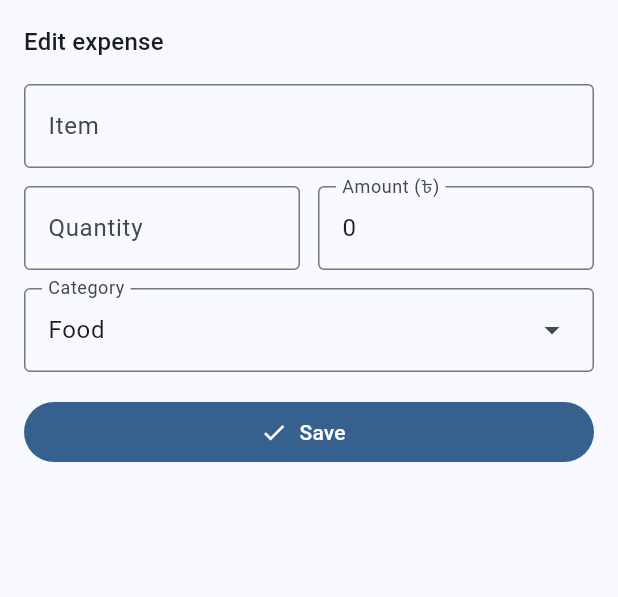
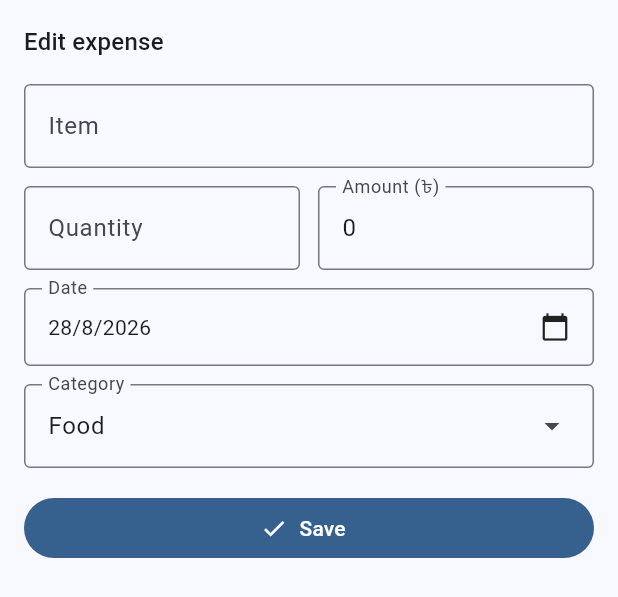
Before and after one commit to ssgalib/hishab, a Flutter app: the EditExpenseSheet widget shown alone on an empty page, opened directly with empty values, on a phone screen of 412 x 824 dp. Shown: the top 597 px of the screen. Run offline on Flutter 3.47's test engine with Material 3 defaults, Android fonts, the phone set to English and light mode, and no system bars; our stand-ins replace fl_chart, permission_handler, sqflite; accounts and stored records are empty.

Commit message:
Allow editing the expense date in the edit sheet

```diff
--- a/lib/widgets/edit_expense_sheet.dart
+++ b/lib/widgets/edit_expense_sheet.dart
@@ -27,6 +27,7 @@ class _EditExpenseSheetState extends State<EditExpenseSheet> {
   late final TextEditingController _item;
   late final TextEditingController _quantity;
   late final TextEditingController _amount;
+  late DateTime _date;
   late String _category;
   final _formKey = GlobalKey<FormState>();
 
@@ -36,6 +37,7 @@ class _EditExpenseSheetState extends State<EditExpenseSheet> {
     _item = TextEditingController(text: widget.expense.item);
     _quantity = TextEditingController(text: widget.expense.quantity ?? '');
     _amount = TextEditingController(text: '${widget.expense.amount}');
+    _date = widget.expense.createdAt;
     _category = categories.any((c) => c.name == widget.expense.category)
         ? widget.expense.category
         : categories.first.name;
@@ -49,6 +51,17 @@ class _EditExpenseSheetState extends State<EditExpenseSheet> {
     super.dispose();
   }
 
+  Future<void> _pickDate() async {
+    final now = DateTime.now();
+    final picked = await showDatePicker(
+      context: context,
+      initialDate: _date.isAfter(now) ? now : _date,
+      firstDate: DateTime(2000),
+      lastDate: now,
+    );
+    if (picked != null) setState(() => _date = picked);
+  }
+
   void _save() {
     if (!_formKey.currentState!.validate()) return;
     Navigator.of(context).pop(
@@ -57,6 +70,7 @@ class _EditExpenseSheetState extends State<EditExpenseSheet> {
         quantity: _quantity.text.trim().isEmpty ? null : _quantity.text.trim(),
         amount: int.parse(_amount.text.trim()),
         category: _category,
+        createdAt: _date,
       ),
     );
   }
@@ -122,6 +136,24 @@ class _EditExpenseSheetState extends State<EditExpenseSheet> {
               ],
             ),
             const SizedBox(height: 12),
+            InkWell(
+              onTap: _pickDate,
+              borderRadius: BorderRadius.circular(4),
+              child: InputDecorator(
+                decoration: const InputDecoration(
+                  labelText: 'Date',
+                  border: OutlineInputBorder(),
+                ),
+                child: Row(
+                  mainAxisAlignment: MainAxisAlignment.spaceBetween,
+                  children: [
+                    Text('${_date.day}/${_date.month}/${_date.year}'),
+                    const Icon(Icons.calendar_today, size: 20),
+                  ],
+                ),
+              ),
+            ),
+            const SizedBox(height: 12),
             DropdownMenu<String>(
               expandedInsets: EdgeInsets.zero,
               initialSelection: _category,
```
Also changed, not shown: 1 other file.
